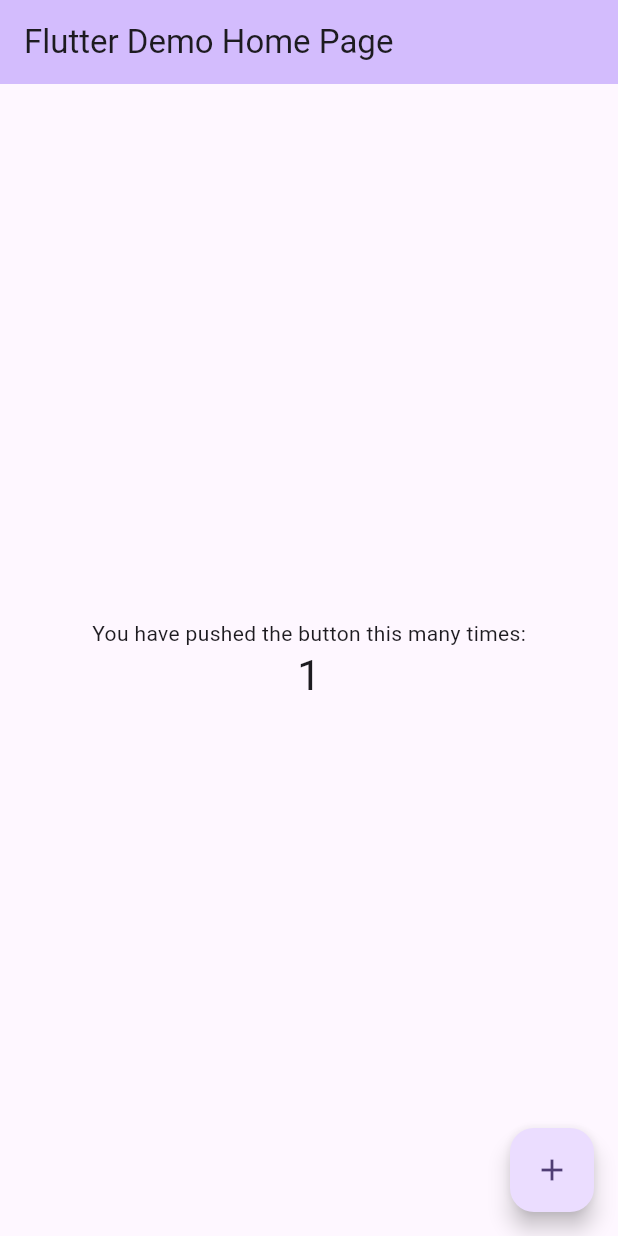
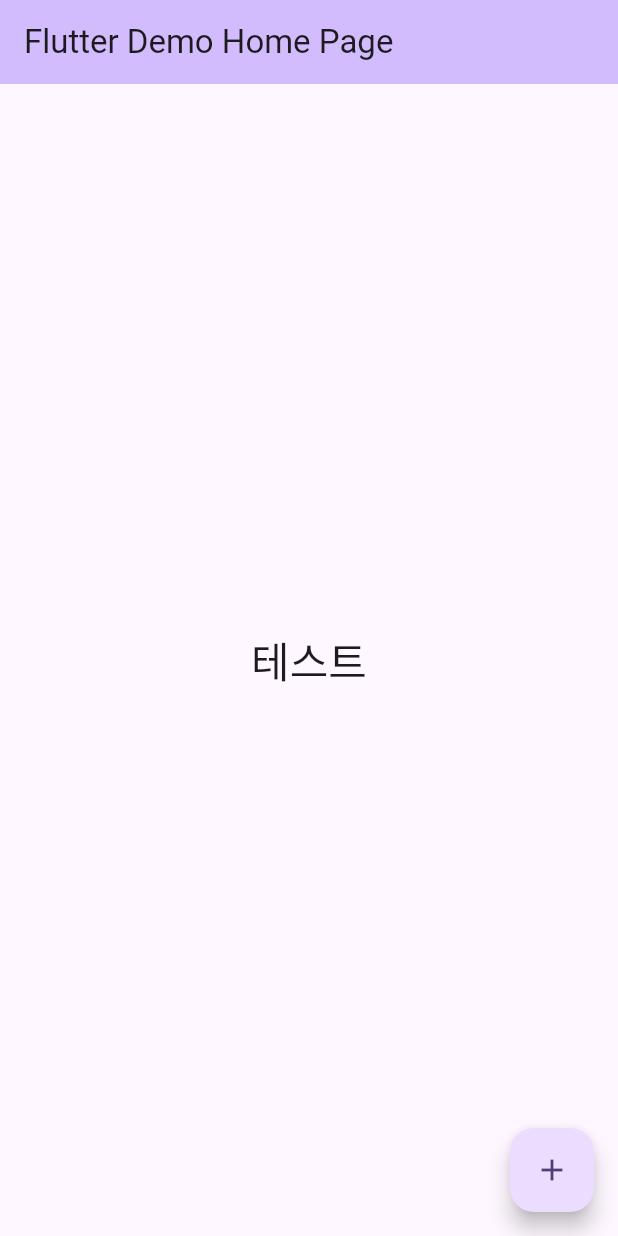
Before and after one commit to gamemuncheol/-gamemuncheol-flutter, a Flutter app: the screen it shows after launch, after a tap on the "add" icon, on a phone screen of 412 x 824 dp. Run offline on Flutter 3.47's test engine with Material 3 defaults, Android fonts, the phone set to English and light mode, and no system bars; missing offline and left inert: flutter_web_auth_2.

Commit message:
scheme 테스트

```diff
--- a/lib/main.dart
+++ b/lib/main.dart
@@ -1,52 +1,39 @@
 import 'package:flutter/material.dart';
+import 'package:flutter_web_auth_2/flutter_web_auth_2.dart';
 
 void main() {
-  runApp(const MyApp());
+  runApp(
+    const MyApp(),
+  );
 }
 
 class MyApp extends StatelessWidget {
-  const MyApp({super.key});
+  const MyApp({
+    super.key,
+  });
 
-  // This widget is the root of your application.
   @override
   Widget build(BuildContext context) {
     return MaterialApp(
       title: 'Flutter Demo',
       theme: ThemeData(
-        // This is the theme of your application.
-        //
-        // TRY THIS: Try running your application with "flutter run". You'll see
-        // the application has a purple toolbar. Then, without quitting the app,
-        // try changing the seedColor in the colorScheme below to Colors.green
-        // and then invoke "hot reload" (save your changes or press the "hot
-        // reload" button in a Flutter-supported IDE, or press "r" if you used
-        // the command line to start the app).
-        //
-        // Notice that the counter didn't reset back to zero; the application
-        // state is not lost during the reload. To reset the state, use hot
-        // restart instead.
-        //
-        // This works for code too, not just values: Most code changes can be
-        // tested with just a hot reload.
-        colorScheme: ColorScheme.fromSeed(seedColor: Colors.deepPurple),
+        colorScheme: ColorScheme.fromSeed(
+          seedColor: Colors.deepPurple,
+        ),
         useMaterial3: true,
       ),
-      home: const MyHomePage(title: 'Flutter Demo Home Page'),
+      home: const MyHomePage(
+        title: 'Flutter Demo Home Page',
+      ),
     );
   }
 }
 
 class MyHomePage extends StatefulWidget {
-  const MyHomePage({super.key, required this.title});
-
-  // This widget is the home page of your application. It is stateful, meaning
-  // that it has a State object (defined below) that contains fields that affect
-  // how it looks.
-
-  // This class is the configuration for the state. It holds the values (in this
-  // case the title) provided by the parent (in this case the App widget) and
-  // used by the build method of the State. Fields in a Widget subclass are
-  // always marked "final".
+  const MyHomePage({
+    super.key,
+    required this.title,
+  });
 
   final String title;
 
@@ -55,71 +42,45 @@ class MyHomePage extends StatefulWidget {
 }
 
 class _MyHomePageState extends State<MyHomePage> {
-  int _counter = 0;
+  void signIn() async {
+    final result = await FlutterWebAuth2.authenticate(
+      url: "http://api.gamemuncheol.com:18080/oauth2/authorization/google",
+      callbackUrlScheme: "com.muncheol.scheme",
+    );
 
-  void _incrementCounter() {
-    setState(() {
-      // This call to setState tells the Flutter framework that something has
-      // changed in this State, which causes it to rerun the build method below
-      // so that the display can reflect the updated values. If we changed
-      // _counter without calling setState(), then the build method would not be
-      // called again, and so nothing would appear to happen.
-      _counter++;
-    });
+    final code = Uri.parse(
+      result,
+    );
+
+    print(code);
   }
 
   @override
   Widget build(BuildContext context) {
-    // This method is rerun every time setState is called, for instance as done
-    // by the _incrementCounter method above.
-    //
-    // The Flutter framework has been optimized to make rerunning build methods
-    // fast, so that you can just rebuild anything that needs updating rather
-    // than having to individually change instances of widgets.
     return Scaffold(
       appBar: AppBar(
-        // TRY THIS: Try changing the color here to a specific color (to
-        // Colors.amber, perhaps?) and trigger a hot reload to see the AppBar
-        // change color while the other colors stay the same.
         backgroundColor: Theme.of(context).colorScheme.inversePrimary,
-        // Here we take the value from the MyHomePage object that was created by
-        // the App.build method, and use it to set our appbar title.
-        title: Text(widget.title),
+        title: Text(
+          widget.title,
+        ),
       ),
       body: Center(
-        // Center is a layout widget. It takes a single child and positions it
-        // in the middle of the parent.
         child: Column(
-          // Column is also a layout widget. It takes a list of children and
-          // arranges them vertically. By default, it sizes itself to fit its
-          // children horizontally, and tries to be as tall as its parent.
-          //
-          // Column has various properties to control how it sizes itself and
-          // how it positions its children. Here we use mainAxisAlignment to
-          // center the children vertically; the main axis here is the vertical
-          // axis because Columns are vertical (the cross axis would be
-          // horizontal).
-          //
-          // TRY THIS: Invoke "debug painting" (choose the "Toggle Debug Paint"
-          // action in the IDE, or press "p" in the console), to see the
-          // wireframe for each widget.
           mainAxisAlignment: MainAxisAlignment.center,
-          children: <Widget>[
-            const Text(
-              'You have pushed the button this many times:',
-            ),
+          children: [
             Text(
-              '$_counter',
+              '테스트',
               style: Theme.of(context).textTheme.headlineMedium,
             ),
           ],
         ),
       ),
       floatingActionButton: FloatingActionButton(
-        onPressed: _incrementCounter,
-        tooltip: 'Increment',
-        child: const Icon(Icons.add),
-      ), // This trailing comma makes auto-formatting nicer for build methods.
+        onPressed: signIn,
+        child: const Icon(
+          Icons.add,
+        ),
+      ),
     );
   }
 }
--- a/pubspec.yaml
+++ b/pubspec.yaml
@@ -35,6 +35,7 @@ dependencies:
   # The following adds the Cupertino Icons font to your application.
   # Use with the CupertinoIcons class for iOS style icons.
   cupertino_icons: ^1.0.2
+  flutter_web_auth_2: ^3.1.1
 
 dev_dependencies:
   flutter_test:
```
Also changed, not shown: pubspec.lock, 5 other files.
